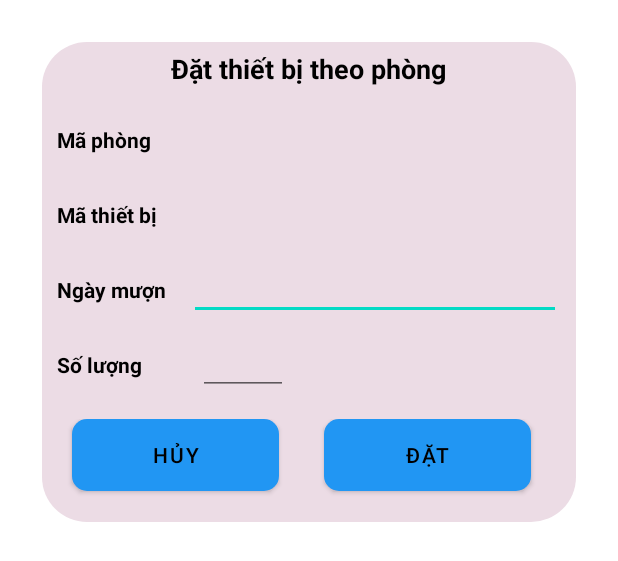
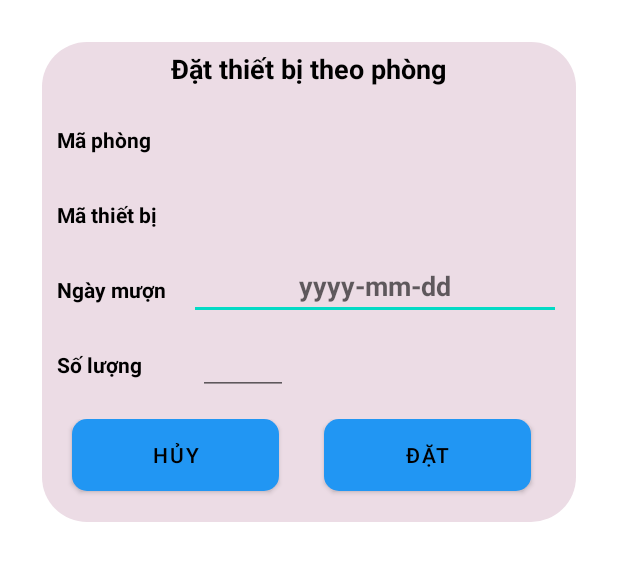
Before and after one commit to nththuha/DeviceManager_API, an Android app: the layout activity_dialog_dat_tb.xml on its own in the app's theme, with its tools: preview values and no code run, on a phone screen of 412 x 824 dp. Shown: the top 561 px of the screen. Run offline under Robolectric (Android 15) with nearby library versions, the phone set to English and light mode, and no system bars.

Commit message:
hoàn thành!!!

```diff
--- a/app/src/main/java/com/example/devicemanager_api/Controller/ChiTietDatActivity.java
+++ b/app/src/main/java/com/example/devicemanager_api/Controller/ChiTietDatActivity.java
@@ -342,6 +342,10 @@ public class ChiTietDatActivity extends AppCompatActivity {
             @Override
             public void onClick(View view) {
                 sl = Integer.parseInt(txtSoLuongM.getText().toString());
+                String[] strNgay2 = txtNgayD.getText().toString().trim().split("/");
+                if(strNgay2.length > 0){
+                    txtNgayD.setText(strNgay2[0]+"-"+strNgay2[1]+"-"+strNgay2[2]);
+                }
                 String ngayD = txtNgayD.getText().toString().trim();
                 if(ngayD.isEmpty()){
                     Toast.makeText(ChiTietDatActivity.this, "Vui lòng nhập ngày đặt!", Toast.LENGTH_SHORT).show();
--- a/app/src/main/res/layout/activity_dialog_dat_tb.xml
+++ b/app/src/main/res/layout/activity_dialog_dat_tb.xml
@@ -70,6 +70,7 @@
                 android:textStyle="bold"
                 android:textColor="@color/black"
                 android:inputType="date"
+                android:hint="yyyy-mm-dd"
                 tools:ignore="TouchTargetSizeCheck,SpeakableTextPresentCheck" />
         </LinearLayout>
         <LinearLayout
```
